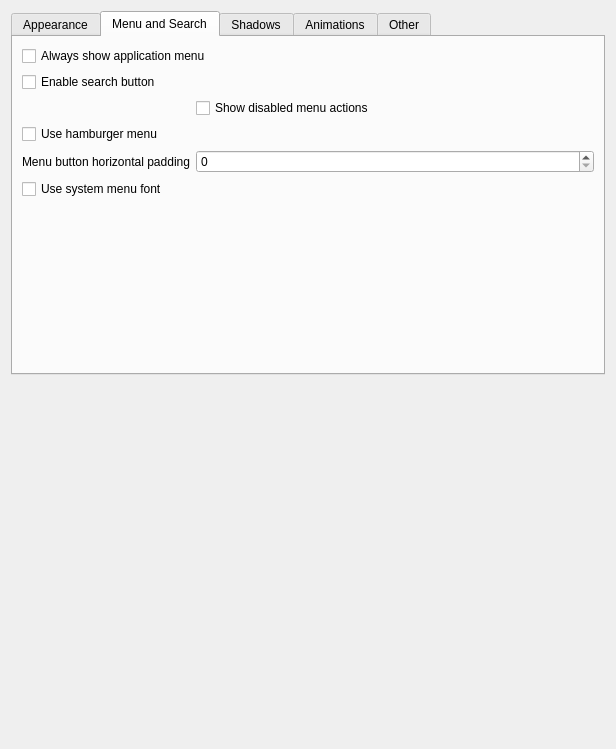
Old version of the form src/kcm/config.ui in the repository guiodic/material-decoration.
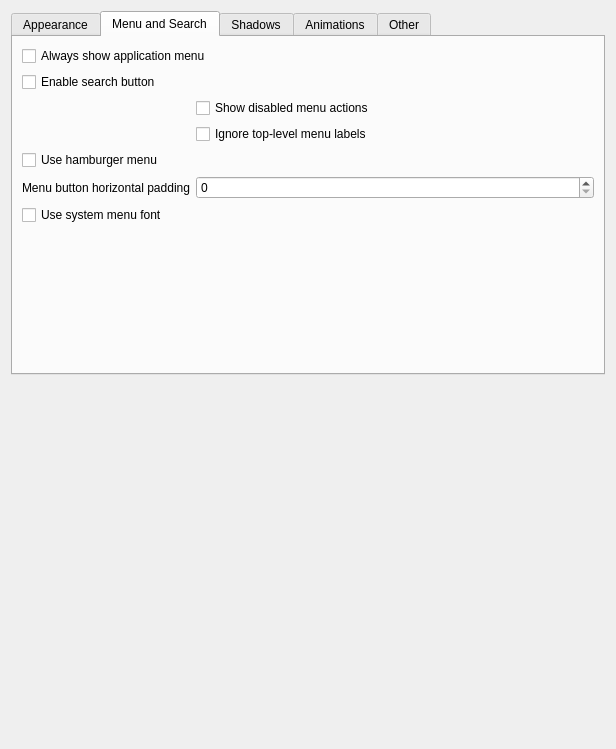
New version of the form. The open tabs and pages were chosen to show the change. Custom widgets are drawn as their Qt base class.

Commit message: Make 'Ignore tol-level menu labels' configurable

Diff of the .ui file:
```diff
--- a/src/kcm/config.ui
+++ b/src/kcm/config.ui
@@ -204,24 +204,31 @@
          </property>
         </widget>
        </item>
-       <item row="3" column="0" colspan="2">
+       <item row="3" column="1">
+        <widget class="QCheckBox" name="kcfg_SearchIgnoreTopLevel">
+         <property name="text">
+          <string>Ignore top-level menu labels</string>
+         </property>
+        </widget>
+       </item>
+       <item row="4" column="0" colspan="2">
         <widget class="QCheckBox" name="kcfg_HamburgerMenu">
          <property name="text">
           <string>Use hamburger menu</string>
          </property>
         </widget>
        </item>
-       <item row="4" column="0">
+       <item row="5" column="0">
         <widget class="QLabel" name="label_5">
          <property name="text">
           <string>Menu button horizontal padding</string>
          </property>
         </widget>
        </item>
-       <item row="4" column="1">
+       <item row="5" column="1">
         <widget class="QSpinBox" name="kcfg_MenuButtonHorzPadding"/>
        </item>
-       <item row="5" column="0" colspan="2">
+       <item row="6" column="0" colspan="2">
         <widget class="QCheckBox" name="kcfg_UseSystemMenuFont">
          <property name="text">
           <string>Use system menu font</string>
```
The commit also changes 12 other files.
